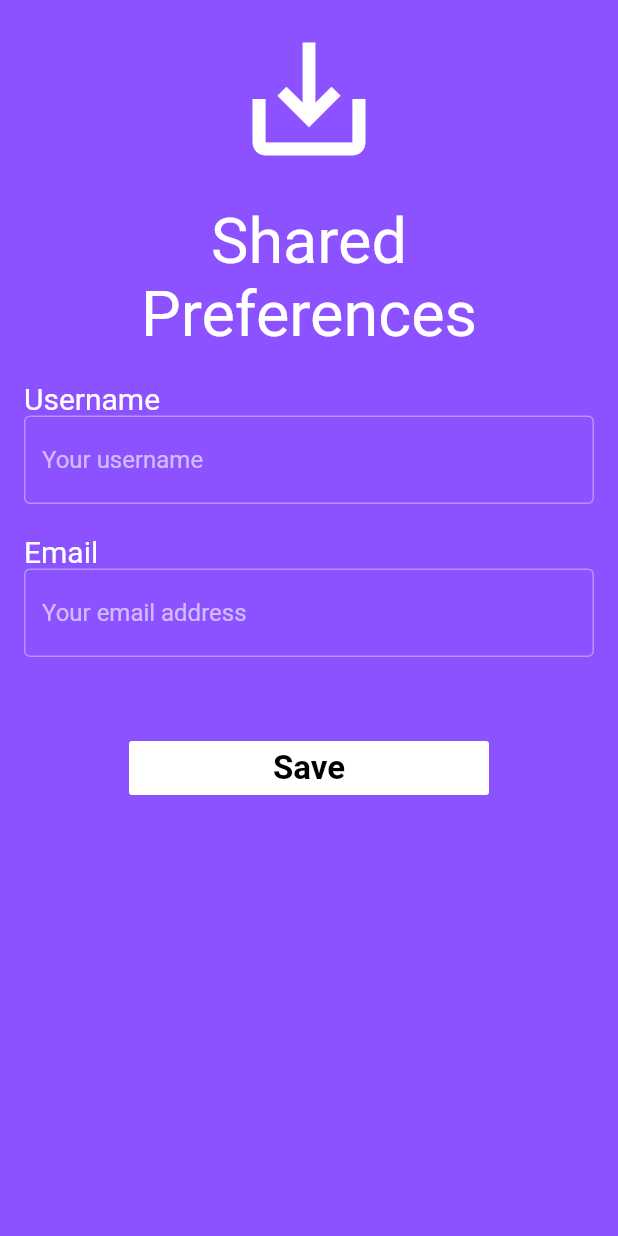
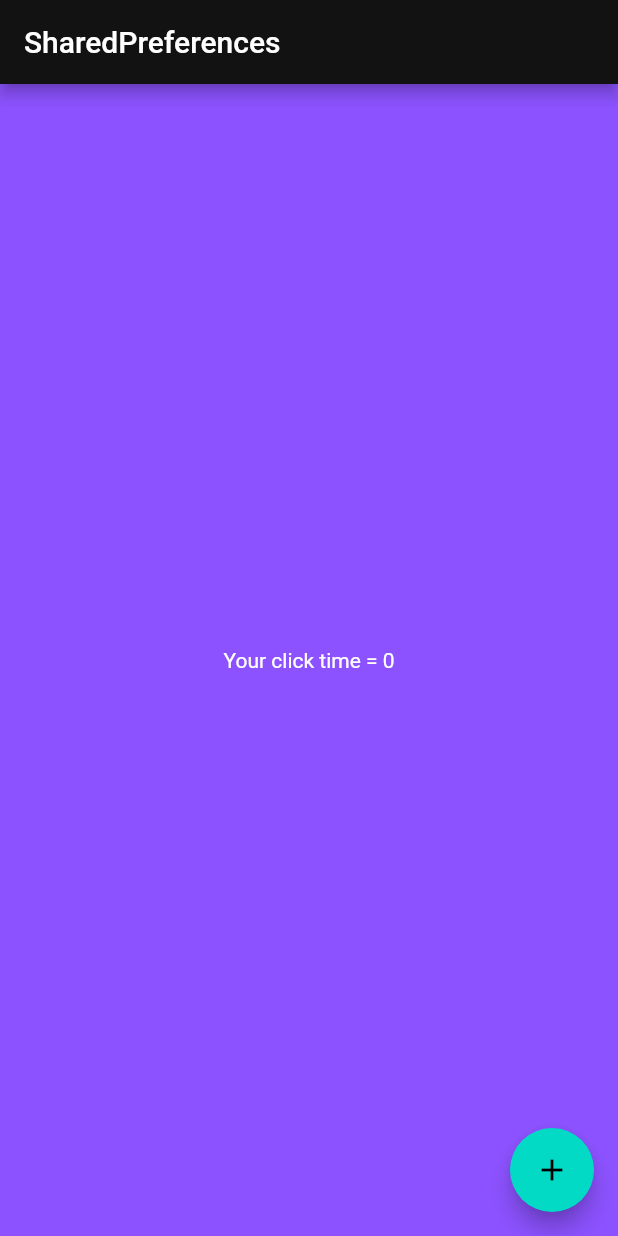
Before and after one commit to rifathossain82/Shared_Preference_demo, a Flutter app: the screen it shows after launch, on a phone screen of 412 x 824 dp. Run offline on Flutter 3.47's test engine with Material 2 defaults, Android fonts, the phone set to English and light mode, and no system bars; our stand-ins replace shared_preferences.

Commit message:
demo apps

```diff
--- /dev/null
+++ b/lib/Simple_way/Simple_way_demo.dart
@@ -0,0 +1,55 @@
+import 'package:flutter/material.dart';
+import 'package:shared_preferences/shared_preferences.dart';
+
+class Simple_way_demo extends StatefulWidget {
+  const Simple_way_demo({Key? key}) : super(key: key);
+
+  @override
+  _Simple_way_demoState createState() => _Simple_way_demoState();
+}
+
+class _Simple_way_demoState extends State<Simple_way_demo> {
+
+  int counter=0;
+
+  getvalue()async{
+    SharedPreferences sharedPreferences=await SharedPreferences.getInstance();
+    setState(() {
+      counter=sharedPreferences.getInt('counter') ?? 0;
+    });
+  }
+
+  increementCounter()async{
+    SharedPreferences sharedPreferences=await SharedPreferences.getInstance();
+    setState(() {
+      counter++;
+      sharedPreferences.setInt('counter', counter);
+    });
+
+  }
+
+  @override
+  void initState() {
+    // TODO: implement initState
+    super.initState();
+    getvalue();
+  }
+
+  @override
+  Widget build(BuildContext context) {
+    return Scaffold(
+      appBar: AppBar(
+        title: Text('SharedPreferences'),
+      ),
+      body: Center(
+        child: Text('Your click time = ${counter}'),
+      ),
+      floatingActionButton: FloatingActionButton(
+        child: Icon(Icons.add),
+        onPressed: (){
+          increementCounter();
+        },
+      ),
+    );
+  }
+}
--- a/lib/UserPage.dart
+++ b/lib/dip_dive/UserPage.dart
@@ -1,5 +1,5 @@
 import 'package:flutter/material.dart';
-import 'package:shared_preference_demo/utils/UserSimplePreference.dart';
+import 'package:shared_preference_demo/dip_dive/utils/UserSimplePreference.dart';
 
 class UserPage extends StatefulWidget {
   const UserPage({Key? key}) : super(key: key);
--- a/lib/main.dart
+++ b/lib/main.dart
@@ -1,7 +1,9 @@
 import 'package:flutter/material.dart';
 import 'package:flutter/services.dart';
-import 'package:shared_preference_demo/UserPage.dart';
-import 'package:shared_preference_demo/utils/UserSimplePreference.dart';
+import 'package:shared_preference_demo/Simple_way/Simple_way_demo.dart';
+import 'package:shared_preference_demo/dip_dive/UserPage.dart';
+
+import 'dip_dive/utils/UserSimplePreference.dart';
 
 Future main()async{
   WidgetsFlutterBinding.ensureInitialized();
@@ -30,7 +32,7 @@ class MyApp extends StatelessWidget {
           thumbColor: MaterialStateProperty.all(Colors.white),
         ),
       ),
-      home: UserPage(),
+      home: Simple_way_demo(),
       title: 'SharedPreference Demo',
     );
   }
```
Also changed, not shown: lib/dip_dive/utils/UserSimplePreference.dart (renamed from lib/utils/UserSimplePreference.dart).
